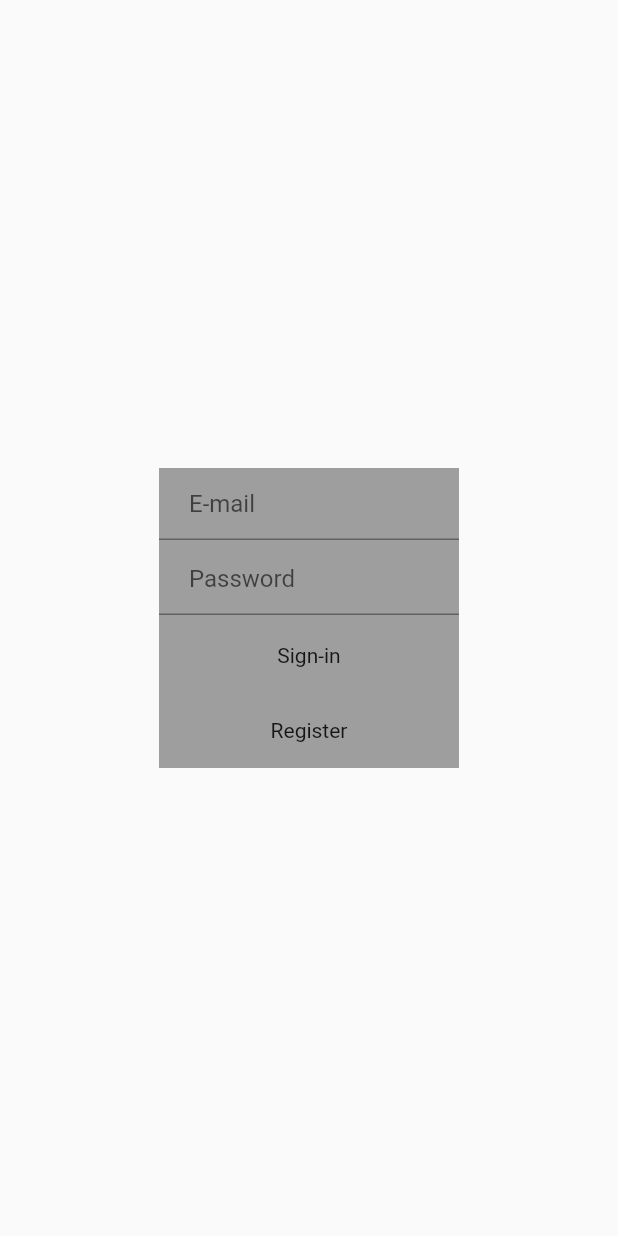
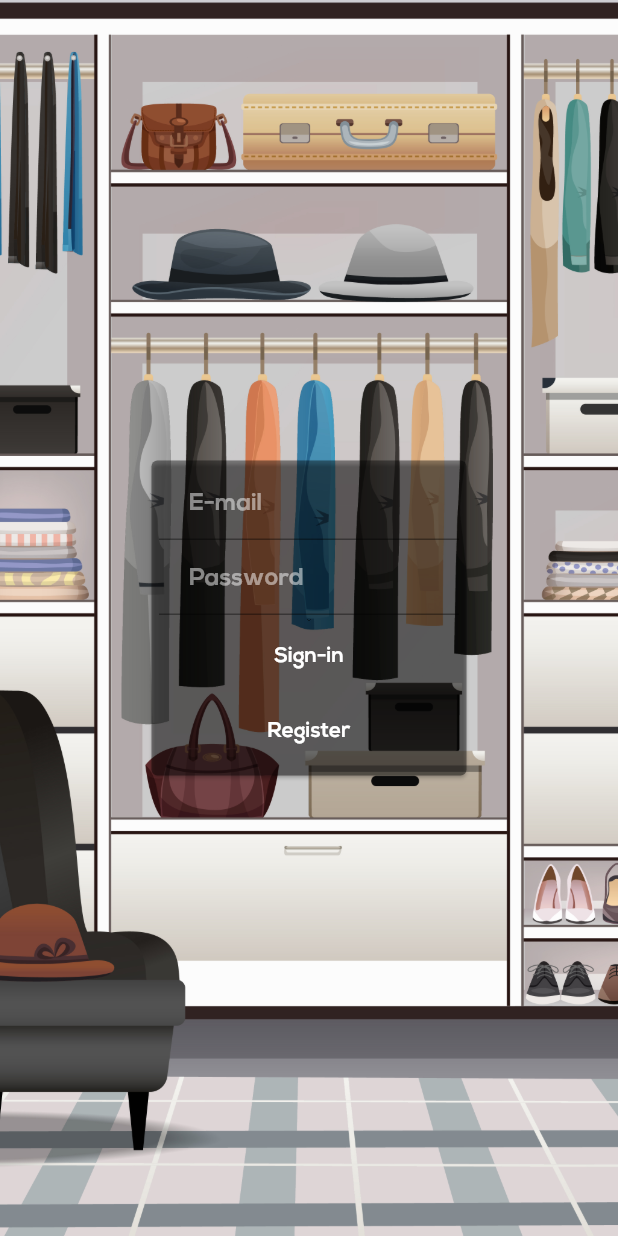
Before and after one commit to ItsMeLucifer/WeatherDrobe, a Flutter app: the screen it shows after launch, on a phone screen of 412 x 824 dp. Run offline on Flutter 3.47's test engine with Material 2 defaults, Android fonts, the phone set to English and light mode, and no system bars; our stand-ins replace cloud_firestore, firebase_auth, firebase_core, flutter_colorpicker, flutter_phoenix, flutter_riverpod and 3 more; accounts and stored records are empty.

Commit message:
Improving the graphic design of the application, redesigning the authorisation page.

```diff
--- a/lib/pages/AuthenticationPage.dart
+++ b/lib/pages/AuthenticationPage.dart
@@ -10,76 +10,112 @@ class AuthenticationPage extends ConsumerWidget {
     emailController.clear();
     passwordController.clear();
     final favm = watch(firebaseAuth);
+    final tools = watch(toolsVM);
     return Scaffold(
-        body: Center(
-      child: Column(mainAxisAlignment: MainAxisAlignment.center, children: [
+        body: Container(
+      decoration: BoxDecoration(
+        image: DecorationImage(
+          image: AssetImage("images/background2.png"),
+          fit: BoxFit.cover,
+        ),
+      ),
+      child: Center(
+        child: Card(
+          color: tools.secondaryColor,
+          child: Container(
+            height: 210,
+            width: 210,
+            child:
+                Column(mainAxisAlignment: MainAxisAlignment.center, children: [
               Padding(
                 padding: const EdgeInsets.only(top: 0.0),
                 child: Container(
                     width: 200,
                     height: 50,
-              color: Colors.grey,
                     child: TextFormField(
                         keyboardType: TextInputType.emailAddress,
                         autofocus: false,
                         controller: emailController,
+                        style: TextStyle(
+                            color: tools.textColor,
+                            fontFamily: tools.fontFamily,
+                            fontWeight: FontWeight.bold),
                         decoration: InputDecoration(
                             hintText: 'E-mail',
-                      contentPadding: EdgeInsets.fromLTRB(20, 10, 20, 10)))),
+                            focusColor: tools.textColor,
+                            focusedBorder: UnderlineInputBorder(
+                                borderSide: BorderSide(
+                                    width: 1, color: tools.textColor)),
+                            hintStyle: TextStyle(
+                                color: tools.disabledText,
+                                fontFamily: tools.fontFamily,
+                                fontWeight: FontWeight.bold),
+                            contentPadding:
+                                EdgeInsets.fromLTRB(20, 10, 20, 10)))),
               ),
               Container(
                   width: 200,
                   height: 50,
-            color: Colors.grey,
                   child: TextFormField(
                       keyboardType: TextInputType.emailAddress,
                       autofocus: false,
                       obscureText: true,
                       controller: passwordController,
+                      style: TextStyle(
+                          color: tools.textColor,
+                          fontFamily: tools.fontFamily,
+                          fontWeight: FontWeight.bold),
                       decoration: InputDecoration(
                           hintText: 'Password',
-                    contentPadding: EdgeInsets.fromLTRB(20, 10, 20, 10)))),
+                          hintStyle: TextStyle(
+                              color: tools.disabledText,
+                              fontFamily: tools.fontFamily,
+                              fontWeight: FontWeight.bold),
+                          focusedBorder: UnderlineInputBorder(
+                              borderSide:
+                                  BorderSide(width: 1, color: tools.textColor)),
+                          contentPadding:
+                              EdgeInsets.fromLTRB(20, 10, 20, 10)))),
               GestureDetector(
                 onTap: () {
-            print('email: |' +
-                emailController.text +
-                '| password: |' +
-                passwordController.text +
-                '|');
                   favm.signIn(emailController.text, passwordController.text);
                 },
                 child: Container(
                     width: 200,
                     height: 50,
-              color: Colors.grey,
                     child: Center(
                       child: Text(
                         'Sign-in',
+                        style: TextStyle(
+                            color: tools.textColor,
+                            fontFamily: tools.fontFamily,
+                            fontWeight: FontWeight.bold),
                         textAlign: TextAlign.center,
                       ),
                     )),
               ),
               GestureDetector(
                 onTap: () {
-            print('email: |' +
-                emailController.text +
-                '| password: |' +
-                passwordController.text +
-                '|');
                   favm.register(emailController.text, passwordController.text);
                 },
                 child: Container(
                     width: 200,
                     height: 50,
-              color: Colors.grey,
                     child: Center(
                       child: Text(
                         'Register',
+                        style: TextStyle(
+                            color: tools.textColor,
+                            fontFamily: tools.fontFamily,
+                            fontWeight: FontWeight.bold),
                         textAlign: TextAlign.center,
                       ),
                     )),
               ),
             ]),
+          ),
+        ),
+      ),
     ));
   }
 }
--- a/lib/viewmodels/First Page/hourly_forecast_view_model.dart
+++ b/lib/viewmodels/First Page/hourly_forecast_view_model.dart
@@ -104,7 +104,7 @@ class HourlyForecastViewModel extends ChangeNotifier {
     double probOfPrecip = 0;
     double sumOfTemperatures = 0;
     double sumOfWindSpeed = 0;
-    bool test = false;
+    bool test = true;
     for (int i = 0; i < amountOfHoursToCheck; i++) {
       probOfPrecip += hours[i].propability;
       sumOfTemperatures += hours[i].temperature;
--- a/lib/widgets/First Page Widgets/current_weather_display.dart
+++ b/lib/widgets/First Page Widgets/current_weather_display.dart
@@ -49,7 +49,6 @@ class CurrentWeatherDisplay extends ConsumerWidget {
                         child: Column(children: [
                           Container(
                             child: Text(
-                              //firstCapital(cdvm.description ?? "clouds"),
                               fixDescription(cdvm.description ?? "clouds"),
                               style: TextStyle(
                                   color: tools.textColor,
@@ -60,7 +59,10 @@ class CurrentWeatherDisplay extends ConsumerWidget {
                           ),
                           Container(
                             child: Text(
-                              (cdvm.temperature.toString() ?? "10.5") + "°C",
+                              (cdvm.temperature != null
+                                      ? cdvm.temperature.toStringAsFixed(1)
+                                      : "10.5") +
+                                  "°C",
                               style: TextStyle(
                                   color: tools.textColor,
                                   fontSize: 30,
```
Also changed, not shown: lib/pages/SettingsPage.dart (+8 -27 lines), lib/viewmodels/Virtual Wardrobe/virtual_Wardrobe_View_Model.dart (+0 -7 lines), lib/viewmodels/tools.dart (+22 -4 lines), lib/widgets/First Page Widgets/suggested_accessories.dart (+5 -4 lines), lib/widgets/Virtual Wardrobe Widgets/virtual_wardrobe_main_view.dart (+12 -2 lines). Lines whose indentation alone changed are shown as unchanged.
